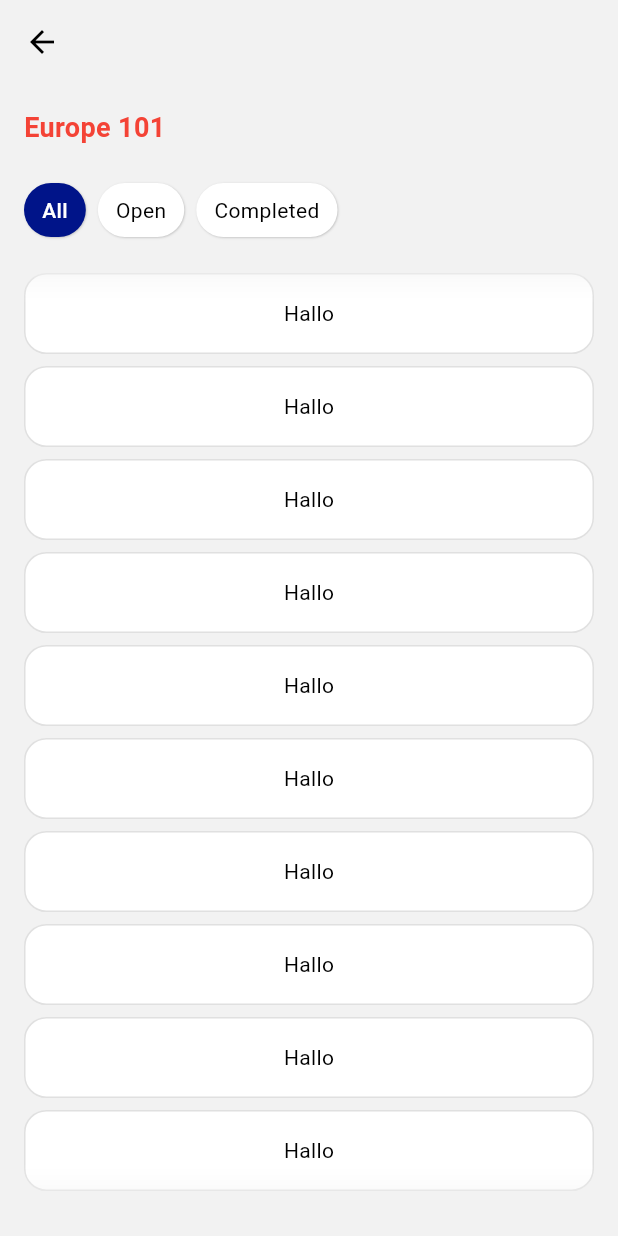
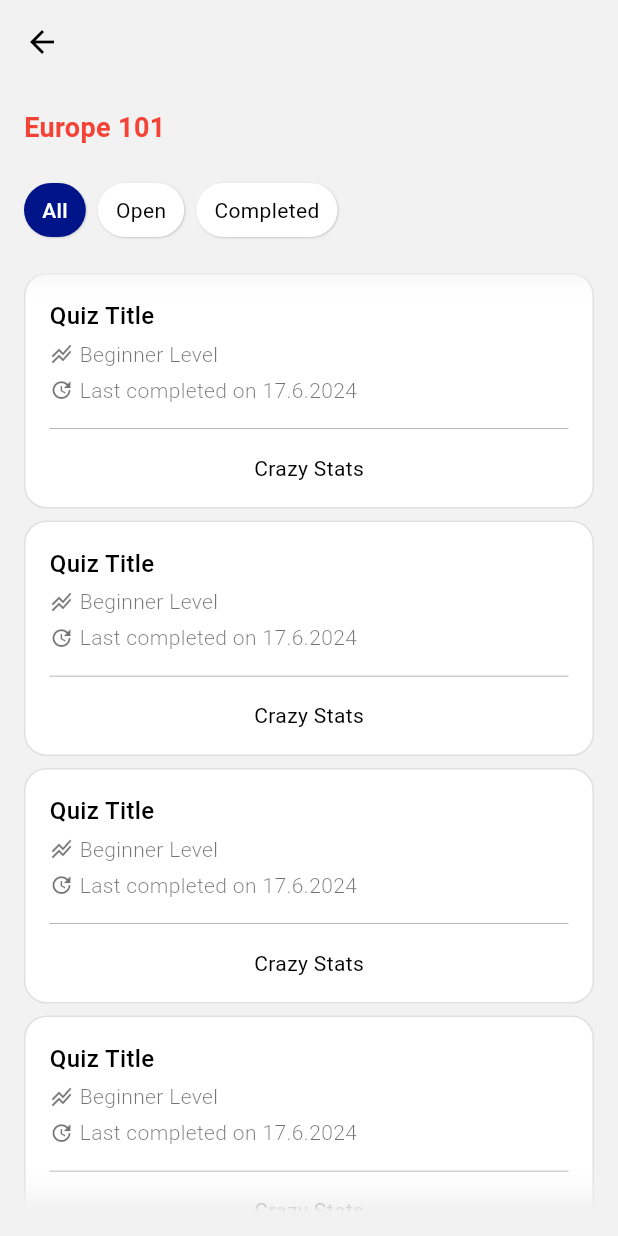
Before and after one commit to LukPle/LearnEurope, a Flutter app: the QuizSelectionScreen screen opened directly with empty values, on a phone screen of 412 x 824 dp. Run offline on Flutter 3.47's test engine with Material 3 defaults, Android fonts, the light colour scheme and no system bars; our stand-ins replace confetti, flutter_mobx, mobx; missing offline and left inert: animated_digit; generated files the repository leaves out were written again; network calls fail.

Commit message:
Adjusted quiz card and made filter working

```diff
--- a/lib/constants/strings.dart
+++ b/lib/constants/strings.dart
@@ -37,6 +37,15 @@ class AppStrings {
     }
   }
 
+  /// Quiz Selection Screen String
+  static const String allQuizzesFilter = 'All';
+  static const String openQuizzesFilter = 'Open';
+  static const String completedQuizzesFilter = 'Completed';
+
+  static String getDateTimeText(DateTime? dateTime) {
+    return dateTime != null ? 'Last completed on ${dateTime.day}.${dateTime.month}.${dateTime.year}' : 'Open • No playthrough yet';
+  }
+
   /// Quiz Strings
   static const exitQuiz = 'Exit Quiz';
 
--- a/lib/constants/textstyles.dart
+++ b/lib/constants/textstyles.dart
@@ -41,18 +41,30 @@ class AppTextStyles {
     return TextStyle(color: brightness == Brightness.light ? Colors.white : Colors.black);
   }
 
+  static const TextStyle quizCardTitleTextStyle = TextStyle(fontSize: 16, fontWeight: FontWeight.w500);
+
+  static TextStyle quizCardDetailsTextStyle(Brightness brightness) {
+    return TextStyle(
+      fontSize: 14,
+      color: brightness == Brightness.light ? Colors.black54 : Colors.white54,
+      fontWeight: FontWeight.w300,
+    );
+  }
+
   static TextStyle resultScreenHeadline({required Brightness brightness}) {
     return TextStyle(
-        fontSize: 18,
-        fontWeight: FontWeight.w500,
-        color: brightness == Brightness.light ? AppColors.primaryColorLight : AppColors.primaryColorDark);
+      fontSize: 18,
+      fontWeight: FontWeight.w500,
+      color: brightness == Brightness.light ? AppColors.primaryColorLight : AppColors.primaryColorDark,
+    );
   }
 
   static TextStyle resultScreenPointsIntro({required Brightness brightness}) {
     return TextStyle(
-        fontSize: 18,
-        fontWeight: FontWeight.w500,
-        color: brightness == Brightness.light ? Colors.white : Colors.black);
+      fontSize: 18,
+      fontWeight: FontWeight.w500,
+      color: brightness == Brightness.light ? Colors.white : Colors.black,
+    );
   }
 
   static const TextStyle resultScreenPointsScore = TextStyle(fontSize: 52, fontWeight: FontWeight.w600);
--- /dev/null
+++ b/lib/models/quiz_list_filter_enum.dart
@@ -0,0 +1,3 @@
+enum QuizListFilter {
+  all, open, completed
+}
--- /dev/null
+++ b/lib/stores/quiz_selection_filter_store.dart
@@ -0,0 +1,16 @@
+import 'package:learn_europe/models/quiz_list_filter_enum.dart';
+import 'package:mobx/mobx.dart';
+
+part 'quiz_selection_filter_store.g.dart';
+
+class QuizSelectionFilterStore = _QuizSelectionFilterStore with _$QuizSelectionFilterStore;
+
+abstract class _QuizSelectionFilterStore with Store {
+  @observable
+  QuizListFilter quizListFilter = QuizListFilter.all;
+
+  @action
+  void setQuizListFilter(QuizListFilter quizListFilter) {
+    this.quizListFilter = quizListFilter;
+  }
+}
--- a/lib/ui/components/quiz_card.dart
+++ b/lib/ui/components/quiz_card.dart
@@ -1,28 +1,90 @@
 import 'package:flutter/material.dart';
 import 'package:learn_europe/constants/colors.dart';
 import 'package:learn_europe/constants/paddings.dart';
+import 'package:learn_europe/constants/strings.dart';
 import 'package:learn_europe/constants/textstyles.dart';
 
 class QuizCard extends StatelessWidget {
-  const QuizCard({super.key});
+  const QuizCard(
+      {super.key,
+      required this.title,
+      required this.numberOfTotalQuestions,
+      this.lastPlaythrough,
+      this.numberOfCorrectQuestions});
+
+  final String title;
+  final DateTime? lastPlaythrough;
+  final int numberOfTotalQuestions;
+  final int? numberOfCorrectQuestions;
 
   @override
   Widget build(BuildContext context) {
+    Brightness brightness = MediaQuery.of(context).platformBrightness;
+
     return Container(
       width: double.infinity,
       decoration: BoxDecoration(
-        color: MediaQuery.of(context).platformBrightness == Brightness.light
-            ? AppColors.lightCard
-            : AppColors.darkCard,
+        color: brightness == Brightness.light ? AppColors.lightCard : AppColors.darkCard,
         borderRadius: BorderRadius.circular(15),
         border: Border.all(color: Colors.black12),
       ),
       padding: const EdgeInsets.all(AppPaddings.padding_16),
       child: Column(
+        crossAxisAlignment: CrossAxisAlignment.start,
         children: [
-          Text('Hallo')
+          Text(title, style: AppTextStyles.quizCardTitleTextStyle),
+          const SizedBox(height: AppPaddings.padding_4),
+          _buildDetailsArea(brightness),
+          lastPlaythrough != null ? _buildStatsArea(brightness) : const SizedBox.shrink(),
         ],
       ),
     );
   }
+
+  Widget _buildDetailsArea(Brightness brightness) {
+    return Column(
+      children: [
+        Row(
+          children: [
+            Icon(
+              Icons.stacked_line_chart,
+              color: AppTextStyles.quizCardDetailsTextStyle(brightness).color,
+              size: AppTextStyles.quizCardDetailsTextStyle(brightness).fontSize!.toDouble() + 2,
+            ),
+            const SizedBox(width: AppPaddings.padding_4),
+            Text(
+              'Beginner Level',
+              style: AppTextStyles.quizCardDetailsTextStyle(brightness),
+            ),
+          ],
+        ),
+        const SizedBox(height: AppPaddings.padding_4),
+        Row(
+          children: [
+            Icon(
+              Icons.update,
+              color: AppTextStyles.quizCardDetailsTextStyle(brightness).color,
+              size: AppTextStyles.quizCardDetailsTextStyle(brightness).fontSize!.toDouble() + 2,
+            ),
+            const SizedBox(width: AppPaddings.padding_4),
+            Text(
+              AppStrings.getDateTimeText(lastPlaythrough),
+              style: AppTextStyles.quizCardDetailsTextStyle(brightness),
+            ),
+          ],
+        ),
+      ],
+    );
+  }
+
+  Widget _buildStatsArea(Brightness brightness) {
+    return Column(
+      children: [
+        const SizedBox(height: AppPaddings.padding_16),
+        const Divider(height: 0, thickness: 0.5, color: Colors.grey),
+        const SizedBox(height: AppPaddings.padding_16),
+        Text('Crazy Stats'),
+      ],
+    );
+  }
 }
--- a/lib/ui/screens/quiz_selection_screen.dart
+++ b/lib/ui/screens/quiz_selection_screen.dart
@@ -1,24 +1,30 @@
 import 'package:flutter/material.dart';
+import 'package:flutter_mobx/flutter_mobx.dart';
 import 'package:learn_europe/constants/colors.dart';
 import 'package:learn_europe/constants/paddings.dart';
 import 'package:learn_europe/constants/strings.dart';
 import 'package:learn_europe/constants/textstyles.dart';
 import 'package:learn_europe/models/category_enum.dart';
+import 'package:learn_europe/models/quiz_list_filter_enum.dart';
+import 'package:learn_europe/stores/quiz_selection_filter_store.dart';
 import 'package:learn_europe/ui/components/app_appbar.dart';
 import 'package:learn_europe/ui/components/app_scaffold.dart';
 import 'package:learn_europe/ui/components/list_fading_shader.dart';
 import 'package:learn_europe/ui/components/quiz_card.dart';
 
 class QuizSelectionScreen extends StatelessWidget {
-  const QuizSelectionScreen({super.key, required this.category});
+  QuizSelectionScreen({super.key, required this.category});
 
   final Category category;
+  final QuizSelectionFilterStore quizSelectionFilterStore = QuizSelectionFilterStore();
 
   @override
   Widget build(BuildContext context) {
     return AppScaffold(
       appBar: const AppAppBar(),
-      body: Column(
+      body: Observer(
+        builder: (context) {
+          return Column(
             crossAxisAlignment: CrossAxisAlignment.start,
             children: [
               Text(
@@ -30,11 +36,29 @@ class QuizSelectionScreen extends StatelessWidget {
               const SizedBox(height: AppPaddings.padding_24),
               Row(
                 children: [
-              FilterButton(text: 'All', isActive: true),
+                  GestureDetector(
+                    onTap: () => quizSelectionFilterStore.setQuizListFilter(QuizListFilter.all),
+                    child: FilterButton(
+                      text: AppStrings.allQuizzesFilter,
+                      isActive: quizSelectionFilterStore.quizListFilter == QuizListFilter.all,
+                    ),
+                  ),
                   const SizedBox(width: AppPaddings.padding_8),
-              FilterButton(text: 'Open', isActive: false),
+                  GestureDetector(
+                    onTap: () => quizSelectionFilterStore.setQuizListFilter(QuizListFilter.open),
+                    child: FilterButton(
+                      text: AppStrings.openQuizzesFilter,
+                      isActive: quizSelectionFilterStore.quizListFilter == QuizListFilter.open,
+                    ),
+                  ),
                   const SizedBox(width: AppPaddings.padding_8),
-              FilterButton(text: 'Completed', isActive: false),
+                  GestureDetector(
+                    onTap: () => quizSelectionFilterStore.setQuizListFilter(QuizListFilter.completed),
+                    child: FilterButton(
+                      text: AppStrings.completedQuizzesFilter,
+                      isActive: quizSelectionFilterStore.quizListFilter == QuizListFilter.completed,
+                    ),
+                  ),
                 ],
               ),
               const SizedBox(height: AppPaddings.padding_12),
@@ -47,14 +71,23 @@ class QuizSelectionScreen extends StatelessWidget {
                       padding: const EdgeInsets.only(top: AppPaddings.padding_12),
                       itemCount: 10,
                       itemBuilder: (context, index) {
-                    return const Padding(
-                      padding: EdgeInsets.only(bottom: AppPaddings.padding_8),
-                      child: QuizCard(),
+                        return Padding(
+                          padding: const EdgeInsets.only(bottom: AppPaddings.padding_8),
+                          child: QuizCard(
+                            title: 'Quiz Title',
+                            numberOfTotalQuestions: 10,
+                            numberOfCorrectQuestions: 8,
+                            lastPlaythrough: DateTime.now().subtract(
+                              const Duration(days: 1),
+                            ),
+                          ),
                         );
                       }),
                 ),
               ),
             ],
+          );
+        },
       ),
     );
   }
@@ -70,9 +103,7 @@ class FilterButton extends StatelessWidget {
   Widget build(BuildContext context) {
     Brightness brightness = MediaQuery.of(context).platformBrightness;
 
-    return GestureDetector(
-      onTap: () => {},
-      child: Container(
+    return Container(
       decoration: BoxDecoration(
         borderRadius: BorderRadius.circular(20),
         color: isActive
@@ -103,7 +134,6 @@ class FilterButton extends StatelessWidget {
           ),
         ),
       ),
-      ),
     );
   }
 }
```
Also changed, not shown: lib/stores/quiz_selection_filter_store.g.dart (added). Lines whose indentation alone changed are shown as unchanged.
